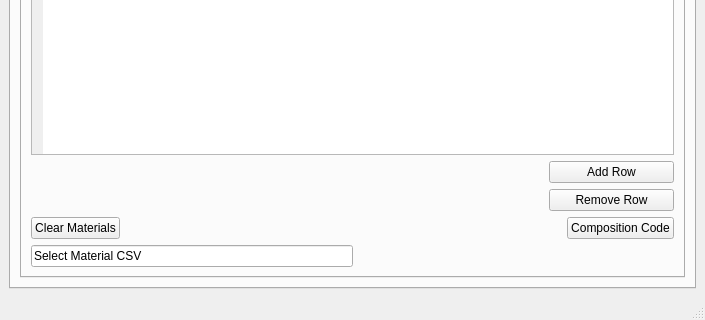
linaflorez/RTPC_UI, file ui/main.ui: the form before one commit; both pictures show x 0 to 705 and y 363 to 683 of the 705 by 683 pixel window.
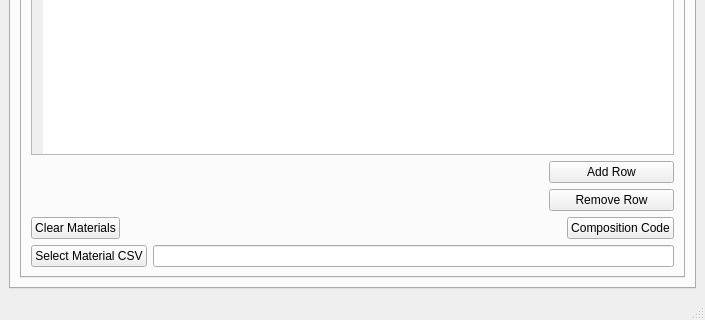
The form after the commit. The open tabs and pages were chosen to show the change.

Commit message:
Update with buttons instead
- Going this route should help with the issue of the double pop up file dialogue box occuring.

```diff
--- a/ui/main.ui
+++ b/ui/main.ui
@@ -293,24 +293,18 @@
             <item>
              <layout class="QHBoxLayout" name="horizontalLayout_6">
               <item>
-               <widget class="QLineEdit" name="materialCSV_here">
+               <widget class="QPushButton" name="Select_Customer_CSV">
                 <property name="text">
                  <string>Select Material CSV</string>
                 </property>
                </widget>
               </item>
               <item>
-               <spacer name="horizontalSpacer_4">
-                <property name="orientation">
-                 <enum>Qt::Horizontal</enum>
+               <widget class="QLineEdit" name="materialCSV_here">
+                <property name="text">
+                 <string/>
                 </property>
-                <property name="sizeHint" stdset="0">
-                 <size>
-                  <width>40</width>
-                  <height>20</height>
-                 </size>
-                </property>
-               </spacer>
+               </widget>
               </item>
              </layout>
             </item>
```
Left out of the diff: 37 changed lines with no effect on the pictures. The commit also changes 1 other file.
